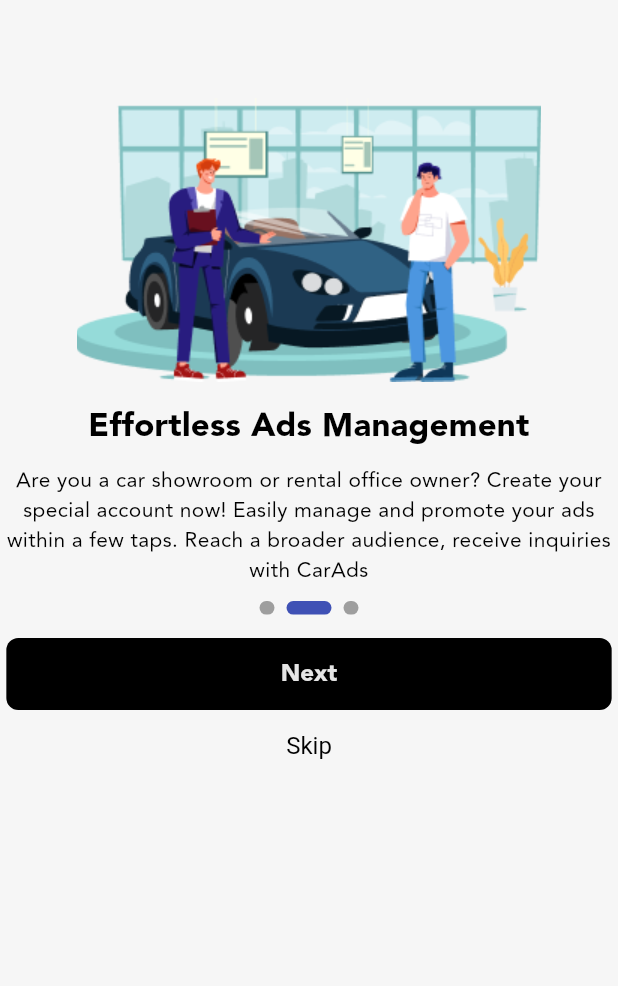
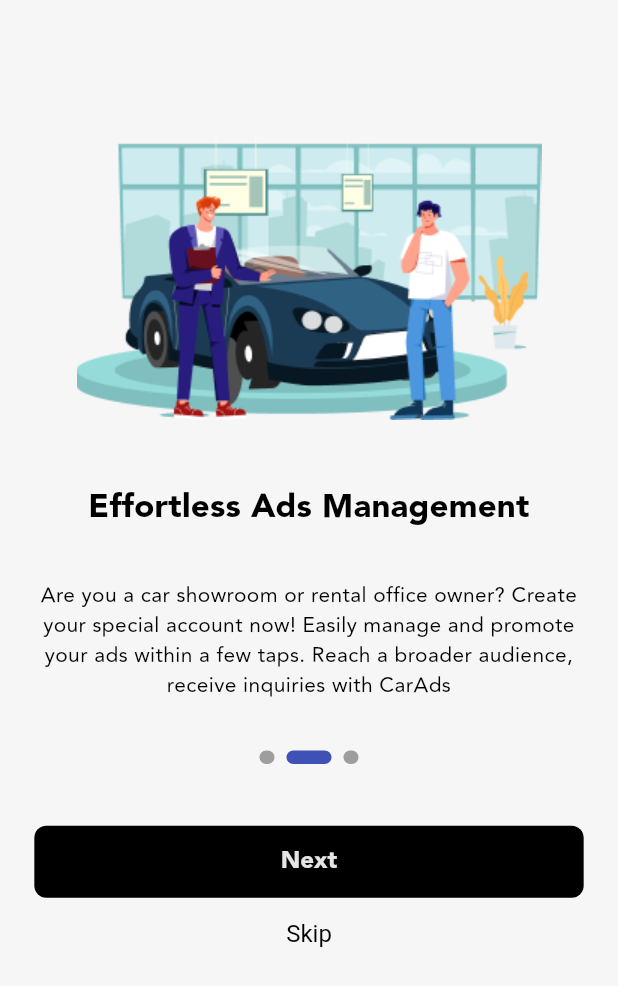
Before and after one commit to mohammednajy/CarAds_App, a Flutter app: the screen it shows after launch, after a tap on "Next", on a phone screen of 412 x 824 dp. Shown: the top 986 px of the screen. Run offline on Flutter 3.47's test engine with Material 3 defaults, Android fonts, the phone set to English and light mode, and no system bars; drawn by our look-alikes of smooth_page_indicator; our stand-ins replace easy_localization, firebase_core, flutter_hooks, flutter_riverpod, flutter_svg, hooks_riverpod and 1 more; accounts and stored records are empty.

Commit message:
edit the app size class

```diff
--- a/lib/carAdd.dart
+++ b/lib/carAdd.dart
@@ -25,6 +25,6 @@
         onGenerateRoute: onGenerateRoute,
         initialRoute: RoutesName.splash,
         theme: lightTheme,
-        navigatorKey: ScreenUtil.navigatorKey);
+        navigatorKey: navigatorKey);
   }
 }
--- a/lib/core/theme/theme_provider.dart
+++ b/lib/core/theme/theme_provider.dart
@@ -3,7 +3,7 @@
 
 class ThemeManager extends Notifier<ThemeMode> {
   @override
-  ThemeMode build() => ThemeMode.light;
+  ThemeMode build() => ThemeMode.system;
 
   void toggleTheme() {
     state = (state == ThemeMode.light) ? ThemeMode.dark : ThemeMode.light;
--- a/lib/core/utils/extensions/sized_box.dart
+++ b/lib/core/utils/extensions/sized_box.dart
@@ -1,25 +1,14 @@
 import 'package:flutter/material.dart';
 
-class ScreenUtil {
-  static final GlobalKey<NavigatorState> navigatorKey =
-      GlobalKey<NavigatorState>();
-
-  static Size get mediaQueryData {
-    final context = navigatorKey.currentContext;
-    if (context == null) {
-      throw Exception("Navigator context is not available yet.");
-    }
-    return MediaQuery.sizeOf(context);
-  }
-
-  static double width(num value) => value * mediaQueryData.width / 100;
-
-  static double height(num value) => value * mediaQueryData.height / 100;
-}
+final GlobalKey<NavigatorState> navigatorKey = GlobalKey<NavigatorState>();
 
 extension FlutterSizes on num {
-  static const designWidth = 390;
-  static const designHeight = 844;
+  static final Size mediaQueryData =
+      MediaQuery.sizeOf(navigatorKey.currentState!.context);
+  static final double screenDeviceWidth = mediaQueryData.width;
+  static final double screenDeviceHeight = mediaQueryData.height;
+  static const designWidth = 360;
+  static const designHeight = 800;
 
   SizedBox get addHorizontalSpace {
     return SizedBox(
@@ -29,7 +18,7 @@
 
   SizedBox get addVerticalSpace {
     return SizedBox(
-      height: ScreenUtil.height(this) * (toDouble() / designHeight),
+      height: screenDeviceHeight * (toDouble() / designHeight),
     );
   }
 
@@ -38,11 +27,11 @@
   }
 
   double get width {
-    return ScreenUtil.width(this) * (toDouble() / designWidth);
+    return screenDeviceWidth * (toDouble() / designWidth);
   }
 
   double get height {
-    return ScreenUtil.width(this) * (toDouble() / designHeight);
+    return screenDeviceHeight * (toDouble() / designHeight);
   }
 
   EdgeInsets get spaceAroundAll {
@@ -51,32 +40,32 @@
 
   EdgeInsets get spaceHorizontal {
     return EdgeInsets.symmetric(
-        horizontal: ScreenUtil.width(this) * (toDouble() / designWidth));
+        horizontal: screenDeviceWidth * (toDouble() / designWidth));
   }
 
   EdgeInsets get spaceVertical {
     return EdgeInsets.symmetric(
-        vertical: ScreenUtil.height(this) * (toDouble() / designHeight));
+        vertical: screenDeviceHeight * (toDouble() / designHeight));
   }
 
   EdgeInsetsDirectional get spaceTop {
     return EdgeInsetsDirectional.only(
-        top: ScreenUtil.height(this) * (toDouble() / designHeight));
+        top: screenDeviceHeight * (toDouble() / designHeight));
   }
 
   EdgeInsetsDirectional get spaceBottom {
     return EdgeInsetsDirectional.only(
-        bottom: ScreenUtil.height(this) * (toDouble() / designHeight));
+        bottom: screenDeviceHeight * (toDouble() / designHeight));
   }
 
   EdgeInsetsDirectional get spaceStart {
     return EdgeInsetsDirectional.only(
-        start: ScreenUtil.width(this) * (toDouble() / designWidth));
+        start: screenDeviceWidth * (toDouble() / designWidth));
   }
 
   EdgeInsetsDirectional get spaceEnd {
     return EdgeInsetsDirectional.only(
-        end: ScreenUtil.width(this) * (toDouble() / designWidth));
+        end: screenDeviceWidth * (toDouble() / designWidth));
   }
 
   BorderRadius get circularRadius {
--- a/lib/features/onboarding/presentation/screens/splash_screen.dart
+++ b/lib/features/onboarding/presentation/screens/splash_screen.dart
@@ -1,4 +1,3 @@
-import 'package:car_ads_app/core/commonWidgets/bottom_sheet_widget.dart';
 import 'package:car_ads_app/core/router/router_extention.dart';
 import 'package:car_ads_app/core/router/routes_name.dart';
 import 'package:car_ads_app/core/utils/extensions/layout_extensions.dart';
```
